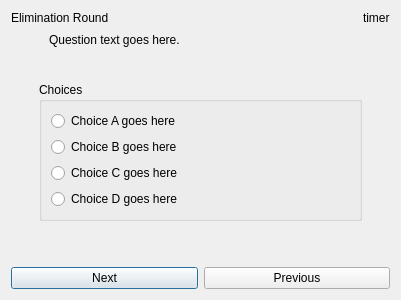
This is src/client/elims.ui in trigger-happy/Cerberus as Qt 5 draws it before an edit. The edited form follows.
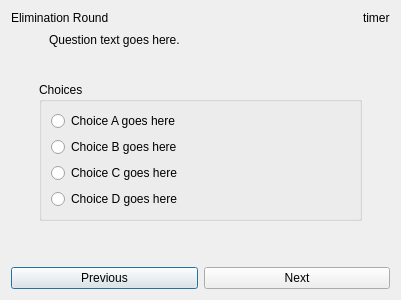
This is the edited form.

Patch:
```diff
--- a/src/client/elims.ui
+++ b/src/client/elims.ui
@@ -169,13 +169,6 @@
    </item>
    <item row="5" column="0" colspan="2">
     <layout class="QHBoxLayout" name="horizontalLayout">
-     <item>
-      <widget class="QPushButton" name="next_btn">
-       <property name="text">
-        <string>Next</string>
-       </property>
-      </widget>
-     </item>
      <item>
       <widget class="QPushButton" name="prev_btn">
        <property name="text">
@@ -183,6 +176,13 @@
        </property>
       </widget>
      </item>
+     <item>
+      <widget class="QPushButton" name="next_btn">
+       <property name="text">
+        <string>Next</string>
+       </property>
+      </widget>
+     </item>
     </layout>
    </item>
   </layout>
```
Left out of the diff: 4 changed lines with no effect on the pictures.
